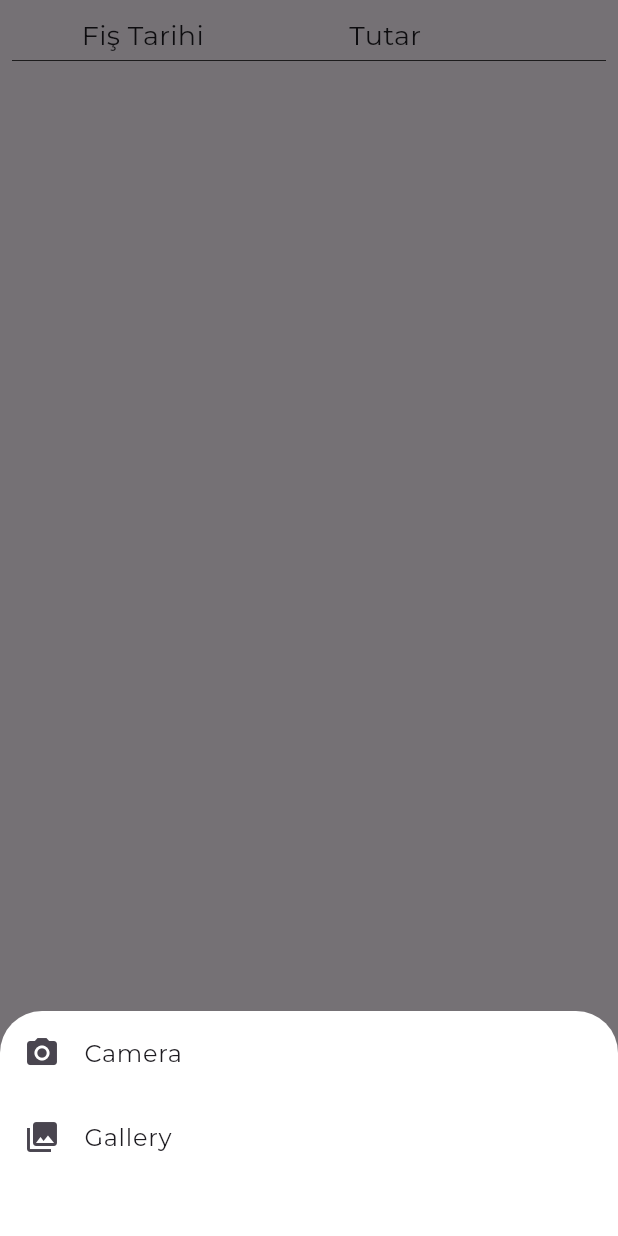
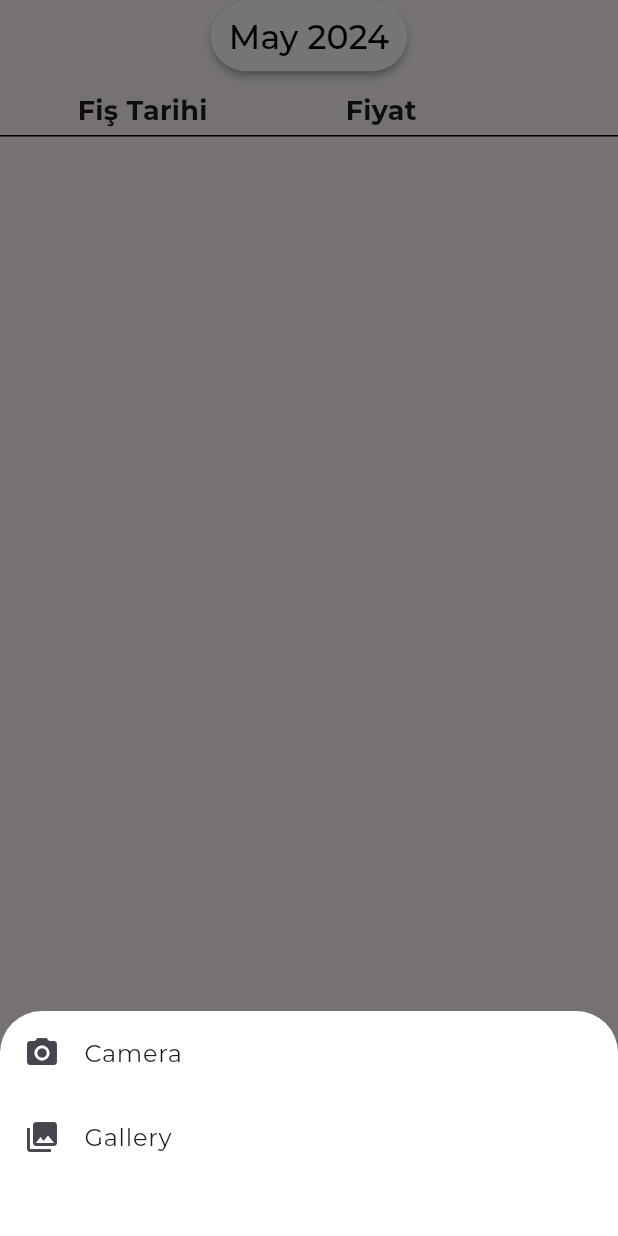
Before and after one commit to anilahmet4/flutter_application_1, a Flutter app: the DataPage screen opened directly, after a tap on the "add" icon, on a phone screen of 412 x 824 dp. Run offline on Flutter 3.47's test engine with Material 3 defaults, Android fonts, the phone set to English and light mode, and no system bars; drawn by our look-alikes of flutter_slidable; our stand-ins replace fl_chart, google_fonts, hive, hive_flutter, image_picker, popover; missing offline and left inert: google_mlkit_text_recognition; accounts and stored records are empty; project files that could hold a hidden picture were left out.

Commit message:
Adding year and month selection.

```diff
--- a/lib/pages/data_page.dart
+++ b/lib/pages/data_page.dart
@@ -2,12 +2,13 @@ import 'dart:developer';
 import 'dart:io';
 import 'package:flutter/material.dart';
 import 'package:flutter_application_1/data/database.dart';
+import 'package:flutter_application_1/utilities/DateSelector.dart';
 import 'package:flutter_application_1/utilities/text_analysis_util.dart';
 import 'package:image_picker/image_picker.dart';
 import 'package:flutter_application_1/utilities/data_set_container.dart';
 import 'package:flutter_application_1/utilities/dialog_box.dart';
 import 'package:google_mlkit_text_recognition/google_mlkit_text_recognition.dart';
-import 'package:date_format/date_format.dart';
+import 'package:flutter_application_1/utilities/data_set_topic_container.dart';
 
 class DataPage extends StatefulWidget {
   const DataPage({super.key});
@@ -116,12 +117,13 @@ class _DataPageState extends State<DataPage> {
         child: const Icon(Icons.add),
       ),
       body: Column(
+
         children: [
-          DataSetConainer(
-            dayText: "Fiş Tarihi",
-            priceText: "Tutar",
-            deleteFunction: null,
-          ),
+
+          const DateSelector(),
+          const SizedBox(height: 10,),
+          const DataSetTopicCon(),
+
           Expanded(
             child: ListView.builder(
               itemCount: receiptsList.length,
--- /dev/null
+++ b/lib/utilities/DateSelector.dart
@@ -0,0 +1,48 @@
+import 'package:flutter/material.dart';
+import 'package:flutter_application_1/utilities/month_year_con.dart';
+import 'package:popover/popover.dart';
+
+class DateSelector extends StatefulWidget {
+  const DateSelector({super.key});
+
+
+  @override
+  State<DateSelector> createState() => _DateSelectorState();
+}
+
+String year = "2024";
+String month = "May";
+
+class _DateSelectorState extends State<DateSelector> {
+  @override
+  Widget build(BuildContext context) {
+
+
+    return TextButton(
+
+      onPressed:() => showPopover(
+        context: context,
+        bodyBuilder: (context) => const MonthYearCon(),
+        width: 290,
+        height: 300,
+        radius: 30,
+        direction: PopoverDirection.bottom,
+
+      ),
+
+      style: ButtonStyle(
+        backgroundColor: MaterialStateProperty.all(Colors.white), //Background Color
+        elevation: MaterialStateProperty.all(2), //Defines Elevation
+        shadowColor: MaterialStateProperty.all(Colors.grey), //Defines shadowColor
+      ),
+
+      child: Text(
+        "$month $year",
+        style: const TextStyle(
+          color: Colors.black,
+          fontSize: 22,
+        ),
+      ),
+    );
+  }
+}
--- a/lib/utilities/chartcon.dart
+++ b/lib/utilities/chartcon.dart
@@ -31,7 +31,7 @@ const ChartCon({
           height: 125,
           padding: const EdgeInsets.all(15.0),
           decoration: BoxDecoration(
-            borderRadius: BorderRadius.circular(35.0),
+            borderRadius: BorderRadius.circular(25.0),
             color: const Color.fromARGB(255, 255, 255, 255),
             boxShadow: [
               BoxShadow(
--- a/lib/utilities/data_set_container.dart
+++ b/lib/utilities/data_set_container.dart
@@ -11,7 +11,7 @@ class DataSetConainer extends StatelessWidget {
     super.key,
     required this.dayText,
     required this.priceText,
-    required this.deleteFunction,
+    this.deleteFunction,
   });
 
   @override
@@ -34,10 +34,8 @@ class DataSetConainer extends StatelessWidget {
         child: Container(
           padding: const EdgeInsets.all(3.0),
           decoration: const BoxDecoration(
-            //color: Colors.yellow,
             border: Border(bottom: BorderSide(width: 0.5)),
           ),
-          //height: 20,
           child: Row(
             mainAxisAlignment: MainAxisAlignment.spaceEvenly,
             children: [
--- /dev/null
+++ b/lib/utilities/data_set_topic_container.dart
@@ -0,0 +1,38 @@
+import 'package:flutter/material.dart';
+
+class DataSetTopicCon extends StatelessWidget {
+  const DataSetTopicCon({super.key});
+
+  @override
+  Widget build(BuildContext context) {
+    return Container(
+      padding: const EdgeInsets.all(3.0),
+      decoration: const BoxDecoration(
+        border: Border(bottom: BorderSide(width: 1)),
+      ),
+      child: const Row(
+        mainAxisAlignment: MainAxisAlignment.spaceEvenly,
+        children: [
+          SizedBox(
+            width: 130,
+            child: Text("Fiş Tarihi",
+              style: TextStyle(
+                fontSize: 18,
+                fontWeight: FontWeight.bold,
+              ),
+            ),
+          ),
+          SizedBox(
+            width: 130,
+            child: Text("Fiyat",
+              style: TextStyle(
+                fontSize: 18,
+                fontWeight: FontWeight.bold,
+              ),
+            ),
+          ),
+        ],
+      ),
+    );
+}
+  }
--- a/lib/utilities/dialog_box.dart
+++ b/lib/utilities/dialog_box.dart
@@ -1,5 +1,5 @@
 import 'package:flutter/material.dart';
-import 'package:flutter_application_1/utilities/button.dart';
+import 'package:flutter_application_1/utilities/buttons/button.dart';
 
 // ignore: must_be_immutable
 class DialogBox extends StatelessWidget {
--- a/pubspec.yaml
+++ b/pubspec.yaml
@@ -41,10 +41,12 @@ dependencies:
   # Use with the CupertinoIcons class for iOS style icons.
   cupertino_icons: ^1.0.6
   google_mlkit_text_recognition: ^0.11.0
-  intl: ^0.19.0
+  intl: ^0.18.0
   hive: ^2.2.3
   hive_flutter: ^1.1.0
   collection: ^1.18.0
+  popover: ^0.3.0
+  provider: ^6.1.2
 
 dev_dependencies:
   flutter_test:
```
Also changed, not shown: lib/pages/graphs_page.dart (+4 -4 lines), lib/utilities/buttons/month_button.dart (added, +35 -0 lines), lib/utilities/month_year_con.dart (added, +69 -0 lines), lib/utilities/year_row.dart (added, +69 -0 lines), lib/utilities/buttons/button.dart (renamed from lib/utilities/button.dart), pubspec.lock.
